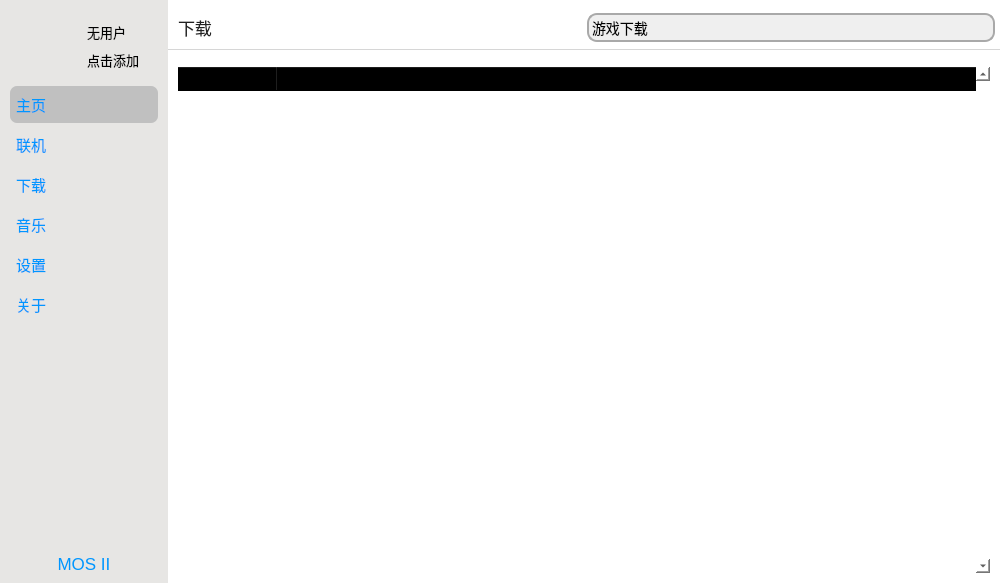
Qt form UI/UI/MOS_UI.ui (David-xian66/Minecraft-Optimal-Starter_2) before a commit.
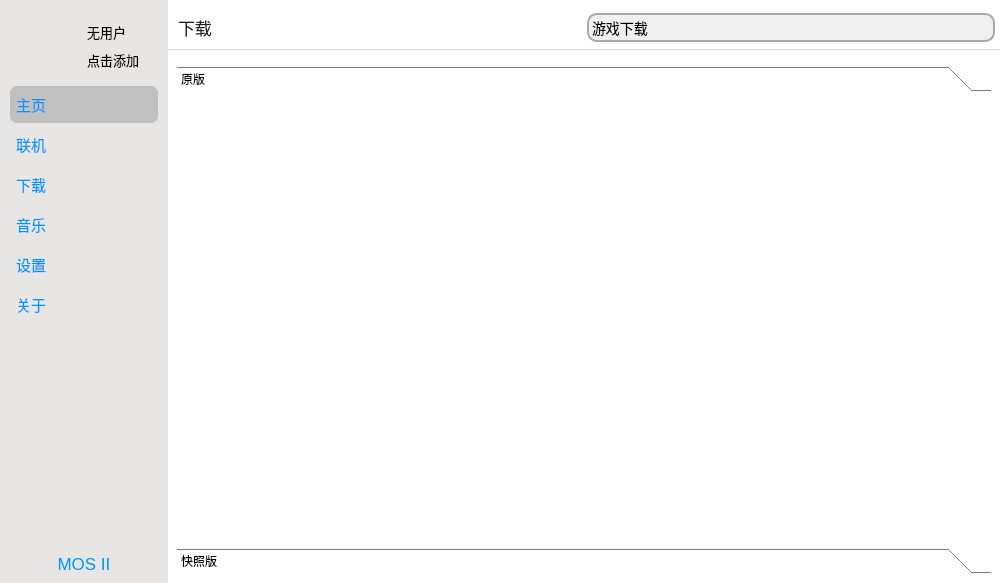
The same form after that commit. The open tabs and pages were chosen to show the change. Icons and pictures are not drawn.

Commit message: ui更新

Diff of the .ui file:
```diff
--- a/UI/UI/MOS_UI.ui
+++ b/UI/UI/MOS_UI.ui
@@ -1891,6 +1891,67 @@
 
 QComboBox QAbstractScrollArea QScrollBar::handle:vertical:hover {
     background: rgb(255, 255, 255);   /* 越过小方块的背景色*/
+}
+
+
+
+QScrollArea{border-style:none;background-color: rgba(255, 255, 255, 0);}
+/*设置垂直滚动条基本样式*/
+QScrollBar:vertical
+{
+    width:8px;
+    background:rgba(0,0,0,0%);
+    margin:0px,0px,0px,0px;
+    padding-top:9px;   /*留出9px给上面和下面的箭头*/
+    padding-bottom:9px;
+}
+QScrollBar::handle:vertical
+{
+    width:8px;
+    background: rgb(214, 214, 214);
+    border-radius:3px;   /*滚动条两端变成椭圆*/
+    min-height:;
+}
+QScrollBar::handle:vertical:hover
+{
+    width:8px;
+    background:rgb(192, 192, 192);   /* 鼠标放到滚动条上的时候，颜色变深*/
+    border-radius:4px;
+    min-height:;
+}
+QScrollBar::add-line:vertical   /*这个应该是设置下箭头的，3.png就是箭头*/
+{
+    height:9px;width:8px;
+    border-image:url(:/img/picture/caret-down_1.png);
+    subcontrol-position:bottom;
+}
+QScrollBar::sub-line:vertical   /*设置上箭头*/
+{
+    height:9px;width:8px;
+    border-image:url(:/img/picture/caret-up_1.png);
+    subcontrol-position:top;
+}
+QScrollBar::add-line:vertical:hover   /*当鼠标放到下箭头上的时候*/
+{
+    height:9px;width:8px;
+    border-image:url(:/img/picture/caret-down.png);
+    subcontrol-position:bottom;
+}
+QScrollBar::sub-line:vertical:hover  /*当鼠标放到下箭头上的时候*/
+{
+    height:9px;width:8px;
+    border-image:url(:/img/picture/caret-up.png);
+    subcontrol-position:top;
+}
+QScrollBar::sub-page:vertical,QScrollBar::add-page:vertical   /*当滚动条滚动的时候，上面的部分和下面的部分*/
+{
+    background: rgba(235, 235, 235,150);
+    border-radius:4px;
+}
+QScrollBar::add-page:vertical,QScrollBar::sub-page:vertical   /*当滚动条滚动的时候，上面的部分和下面的部分*/
+{
+    background: rgba(235, 235, 235,150);
+    border-radius:4px;
 }</string>
        </property>
        <layout class="QGridLayout" name="gridLayout">
@@ -1961,56 +2022,70 @@
           </property>
           <widget class="QWidget" name="page_9">
            <property name="styleSheet">
-            <string notr="true">QTreeWidget::item {
+            <string notr="true">QListWidget::item {
     height: 40px;
 }</string>
            </property>
            <layout class="QGridLayout" name="gridLayout_9">
             <item row="0" column="0">
-             <widget class="QTreeWidget" name="treeWidget">
-              <property name="styleSheet">
-               <string notr="true">font-size: 13px;</string>
-              </property>
-              <property name="verticalScrollBarPolicy">
-               <enum>Qt::ScrollBarAlwaysOn</enum>
-              </property>
-              <property name="dragDropOverwriteMode">
-               <bool>false</bool>
-              </property>
-              <property name="alternatingRowColors">
-               <bool>true</bool>
-              </property>
-              <property name="uniformRowHeights">
-               <bool>true</bool>
-              </property>
-              <property name="sortingEnabled">
-               <bool>false</bool>
-              </property>
-              <property name="animated">
-               <bool>true</bool>
-              </property>
-              <property name="allColumnsShowFocus">
-               <bool>false</bool>
-              </property>
-              <property name="wordWrap">
-               <bool>false</bool>
-              </property>
-              <property name="headerHidden">
-               <bool>false</bool>
-              </property>
-              <property name="columnCount">
-               <number>2</number>
-              </property>
-              <column>
-               <property name="text">
-                <string>版本列表</string>
+             <widget class="QWidget" name="widget_26" native="true">
+              <layout class="QGridLayout" name="gridLayout_49">
+               <property name="leftMargin">
+                <number>0</number>
                </property>
-              </column>
-              <column>
-               <property name="text">
-                <string>种类</string>
+               <property name="topMargin">
+                <number>0</number>
                </property>
-              </column>
+               <property name="rightMargin">
+                <number>0</number>
+               </property>
+               <property name="bottomMargin">
+                <number>0</number>
+               </property>
+               <item row="0" column="0">
+                <widget class="QToolBox" name="toolBox">
+                 <property name="currentIndex">
+                  <number>0</number>
+                 </property>
+                 <widget class="QWidget" name="page_20">
+                  <property name="geometry">
+                   <rect>
+                    <x>0</x>
+                    <y>0</y>
+                    <width>808</width>
+                    <height>414</height>
+                   </rect>
+                  </property>
+                  <attribute name="label">
+                   <string>原版</string>
+                  </attribute>
+                  <layout class="QHBoxLayout" name="horizontalLayout">
+                   <item>
+                    <widget class="QListWidget" name="listWidget_4"/>
+                   </item>
+                  </layout>
+                 </widget>
+                 <widget class="QWidget" name="page_24">
+                  <property name="geometry">
+                   <rect>
+                    <x>0</x>
+                    <y>0</y>
+                    <width>808</width>
+                    <height>414</height>
+                   </rect>
+                  </property>
+                  <attribute name="label">
+                   <string>快照版</string>
+                  </attribute>
+                  <layout class="QHBoxLayout" name="horizontalLayout_2">
+                   <item>
+                    <widget class="QListWidget" name="listWidget_8"/>
+                   </item>
+                  </layout>
+                 </widget>
+                </widget>
+               </item>
+              </layout>
              </widget>
             </item>
            </layout>
```
Left out of the diff: 977 changed lines with no effect on the pictures. The commit also changes 2 other files.
